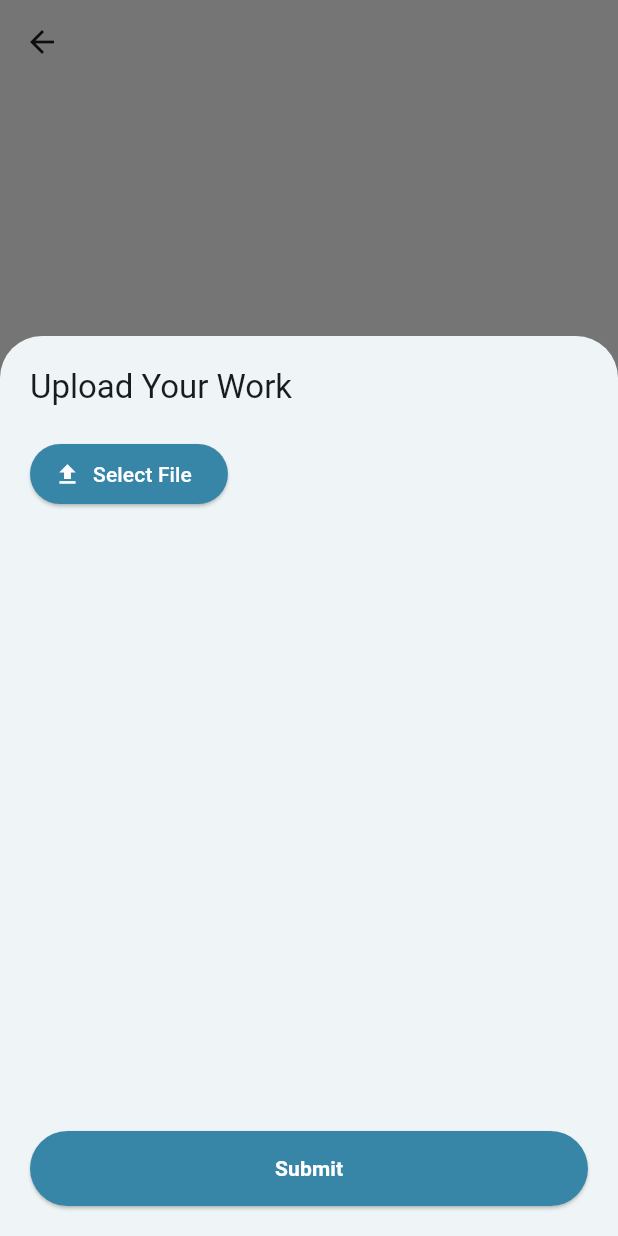
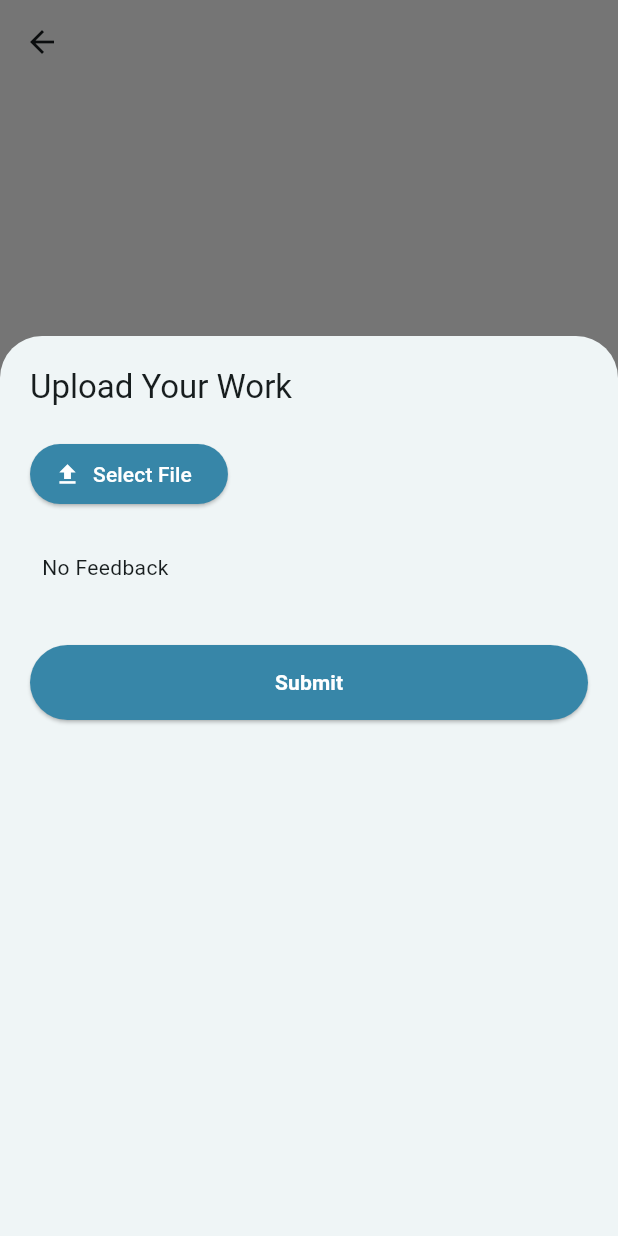
Before and after one commit to ali-mansour21/Studify-App, a Flutter app: the AssignmentDetailScreen screen opened directly with empty values, after a tap on "Add your work", on a phone screen of 412 x 824 dp. Run offline on Flutter 3.47's test engine with Material 3 defaults, Android fonts, the phone set to English and light mode, and no system bars; our stand-ins replace camera, file_picker, firebase_core, firebase_messaging, fluttertoast, image_picker and 2 more; accounts and stored records are empty; project files that could hold a hidden picture were left out.

Commit message:
Update the ui to show the assignment feedback

```diff
--- a/mobile/lib/main.dart
+++ b/mobile/lib/main.dart
@@ -3,6 +3,7 @@ import 'dart:io';
 import 'package:flutter/material.dart';
 import 'package:mobile/api/firebase_api.dart';
 import 'package:mobile/models/users/user_data.dart';
+import 'package:mobile/providers/assignment_provider.dart';
 import 'package:mobile/providers/chat_message_provider.dart';
 import 'package:mobile/providers/class_provider.dart';
 import 'package:mobile/providers/notification_provider.dart';
@@ -33,6 +34,7 @@ void main() async {
       ChangeNotifierProvider(create: (context) => StudyClassProvider()),
       ChangeNotifierProvider(create: (context) => NotificationProvider()),
       ChangeNotifierProvider(create: (context) => ChatProvider()),
+      ChangeNotifierProvider(create: (context) => AssignmentsModel()),
     ],
     child: const MyApp(),
   ));
--- a/mobile/lib/screens/assignment_detail_screen.dart
+++ b/mobile/lib/screens/assignment_detail_screen.dart
@@ -4,7 +4,6 @@ import 'package:http/http.dart' as http;
 import 'package:flutter/material.dart';
 import 'package:file_picker/file_picker.dart';
 import 'package:mobile/models/classes/class_data.dart';
-import 'package:mobile/models/topic_material.dart';
 import 'package:mobile/models/users/user_data.dart';
 import 'package:mobile/providers/assignment_provider.dart';
 import 'package:shared_preferences/shared_preferences.dart';
@@ -31,9 +30,9 @@ class _AssignmentDetailScreenState extends State<AssignmentDetailScreen> {
   @override
   void initState() {
     super.initState();
-    Provider.of<AssignmentsModel>(context, listen: false)
+    Future.microtask(() => Provider.of<AssignmentsModel>(context, listen: false)
         .getAssignmentModel(widget.assignment.id)
-        .loadFeedback(widget.assignment.id);
+        .loadFeedback(widget.assignment.id));
   }
 
   Future<void> _uploadFile(BuildContext context) async {
@@ -61,7 +60,6 @@ class _AssignmentDetailScreenState extends State<AssignmentDetailScreen> {
       ))
       ..headers.addAll({
         'Authorization': 'Bearer $token',
-        // 'Content-Type': 'multipart/form-data', // Removed this as it's not necessary
       });
 
     setState(() {
@@ -84,6 +82,12 @@ class _AssignmentDetailScreenState extends State<AssignmentDetailScreen> {
               fontSize: 16.0);
           String feedback = decodedResponse['date']['feedback'];
           SharedPreferences prefs = await SharedPreferences.getInstance();
+          await prefs.setString('feedback_${widget.assignment.id}', feedback);
+
+          // Update the assignment model
+          Provider.of<AssignmentsModel>(context, listen: false)
+              .getAssignmentModel(widget.assignment.id)
+              .submitAssignment(widget.assignment.id, feedback);
           setState(() {
             _response = '\n\nFeedback:\n$feedback';
           });
@@ -110,6 +114,8 @@ class _AssignmentDetailScreenState extends State<AssignmentDetailScreen> {
   }
 
   void _showBottomSheet(BuildContext context) {
+    var assignmentModel = Provider.of<AssignmentsModel>(context, listen: false)
+        .getAssignmentModel(widget.assignment.id);
     showModalBottomSheet(
       context: context,
       isScrollControlled: true,
@@ -129,14 +135,20 @@ class _AssignmentDetailScreenState extends State<AssignmentDetailScreen> {
                 children: [
                   ElevatedButton.icon(
                     style: ElevatedButton.styleFrom(
-                      backgroundColor: const Color(0xFF3786A8),
+                      backgroundColor: assignmentModel.isSubmitted
+                          ? Colors.grey
+                          : const Color(0xFF3786A8),
                     ),
                     icon: const Icon(Icons.file_upload, color: Colors.white),
                     label: Text(
-                      _fileName.isEmpty ? "Select File" : "Change File",
+                      assignmentModel.isSubmitted
+                          ? "File Submitted"
+                          : (_fileName.isEmpty ? "Select File" : "Change File"),
                       style: const TextStyle(color: Colors.white),
                     ),
-                    onPressed: () async {
+                    onPressed: assignmentModel.isSubmitted
+                        ? null
+                        : () async {
                             FilePickerResult? result =
                                 await FilePicker.platform.pickFiles();
                             if (result != null) {
@@ -147,7 +159,7 @@ class _AssignmentDetailScreenState extends State<AssignmentDetailScreen> {
                               });
                               print(_selectedFile);
                             } else {
-                        print("No file selected"); // Useful for debugging
+                              print("No file selected");
                             }
                           },
                   ),
@@ -163,11 +175,17 @@ class _AssignmentDetailScreenState extends State<AssignmentDetailScreen> {
                 ],
               ),
               const SizedBox(height: 20),
-              Expanded(
-                child: SizedBox(
-                  height: 50,
-                  child: Center(
-                    child: Text(_response),
+              SingleChildScrollView(
+                child: Container(
+                  padding: const EdgeInsets.all(8.0),
+                  constraints: const BoxConstraints(
+                    minHeight: 50,
+                  ),
+                  child: Text(
+                    assignmentModel.feedback.isNotEmpty
+                        ? assignmentModel.feedback
+                        : "No Feedback",
+                    textAlign: TextAlign.left,
                   ),
                 ),
               ),
@@ -197,8 +215,6 @@ class _AssignmentDetailScreenState extends State<AssignmentDetailScreen> {
 
   @override
   Widget build(BuildContext context) {
-    var assignmentModel = Provider.of<AssignmentsModel>(context, listen: false)
-        .getAssignmentModel(widget.assignment.id);
     return Scaffold(
       backgroundColor: Colors.white,
       appBar: AppBar(
```
Lines whose indentation alone changed are shown as unchanged.
